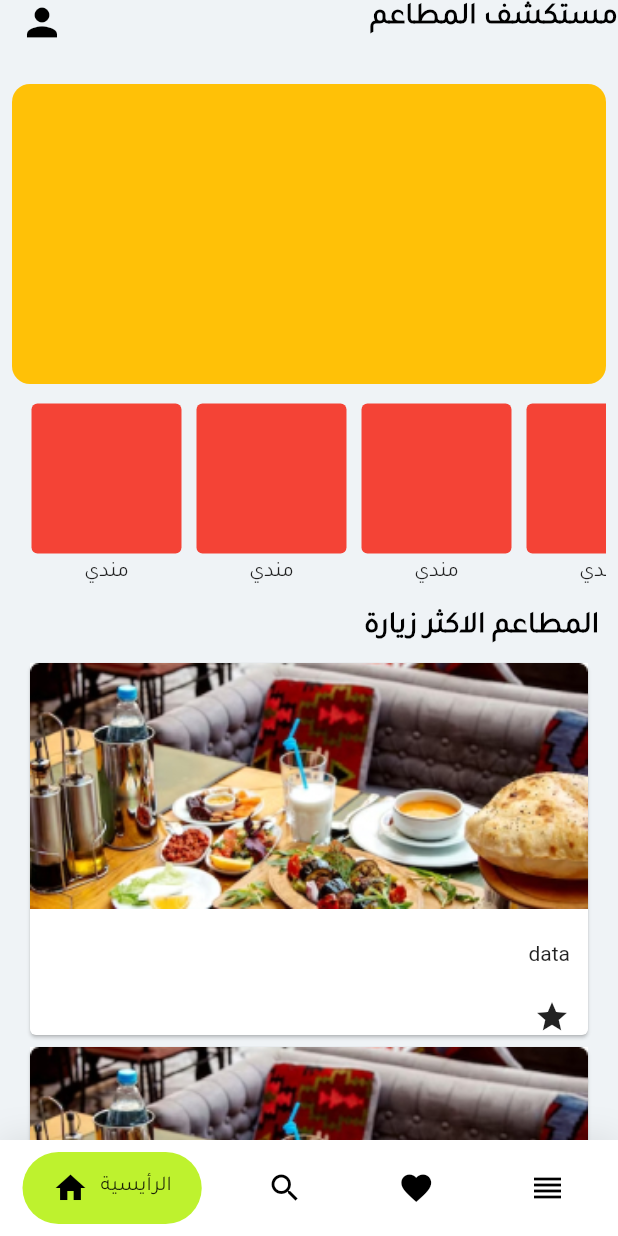
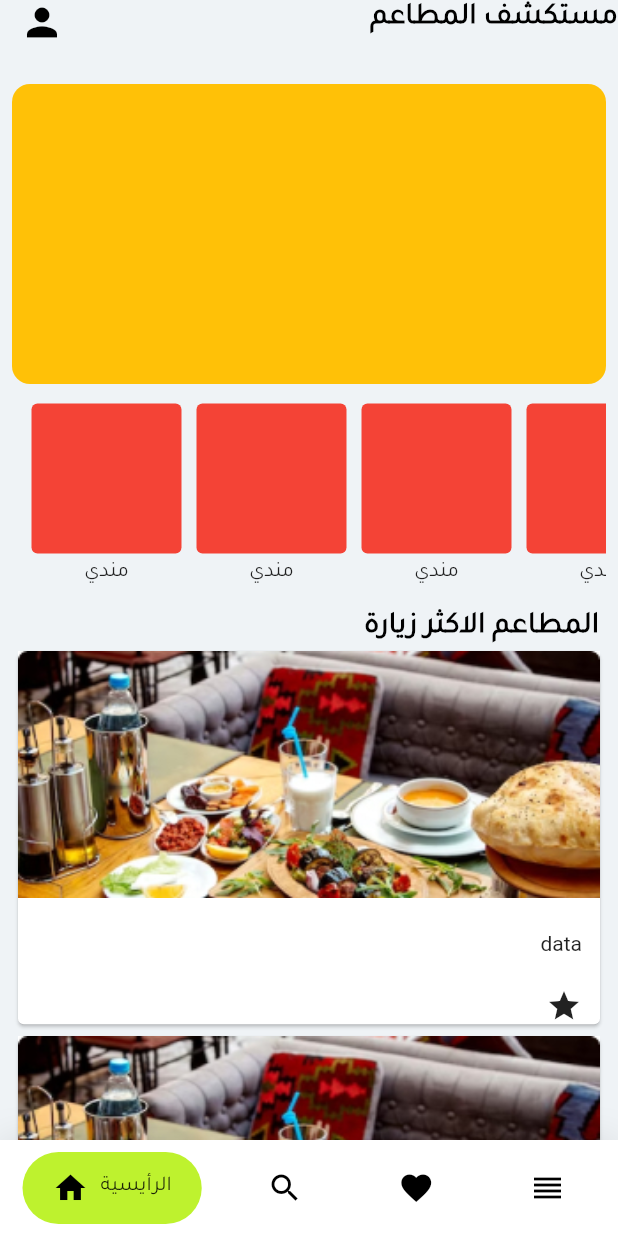
Before and after one commit to haneenAmer/rss_app, a Flutter app: the NavBar screen opened directly, on a phone screen of 412 x 824 dp. Run offline on Flutter 3.47's test engine with Material 2 defaults, Android fonts, the phone set to English and light mode, and no system bars; drawn by our look-alikes of google_nav_bar; our stand-ins replace animated_splash_screen.

Commit message:
scrolling probelm solving

```diff
--- a/lib/ui/screens/home_screen.dart
+++ b/lib/ui/screens/home_screen.dart
@@ -24,7 +24,7 @@ class _HomeScreenState extends State<HomeScreen> {
         ],
         leading: const Padding(
           padding: EdgeInsets.only(bottom: 60.0),
-          child: const Icon(
+          child: Icon(
             Icons.person,
             color: AppColors.blackMain,
             size: 30.0,
@@ -83,51 +83,56 @@ class _HomeScreenState extends State<HomeScreen> {
                         ],
                       );
                     })),
-            Padding(
-              padding: const EdgeInsets.only(left: 230.0),
-              child: const Text(
+            const Padding(
+              padding: EdgeInsets.only(left: 230.0),
+              child: Text(
                 'المطاعم الاكثر زيارة',
                 style: OptionStyle,
               ),
             ),
-            SizedBox(
-                height: MediaQuery.of(context).size.height,
-                width: double.infinity,
-                child: ListView.builder(
-                    //shrinkWrap: true,
-                    // physics:NeverScrollableScrollPhysics(),
-                    padding: const EdgeInsets.all(8),
-                    itemCount: 6,
-                    itemBuilder: (BuildContext context, int index) {
-                      return Card(
+            containerList(6),
+          ]),
+        ]),
+      ),
+    ));
+  }
+
+  Widget containerList(int number) {
+    List<Widget> containerList = [];
+    for (var i = 0; i < number; i++) {
+      containerList.add(GestureDetector(
+        onTap: () {
+          Navigator.push(context,
+              MaterialPageRoute(builder: ((context) => const ResDetails())));
+        },
+        child: Card(
           child: Column(
             crossAxisAlignment: CrossAxisAlignment.end,
             mainAxisSize: MainAxisSize.min,
             children: <Widget>[
-                            Container(
+              SizedBox(
+                height: MediaQuery.of(context).size.height * 0.2,
                 width: MediaQuery.of(context).size.width,
-                              child: Image(
+                child: const Image(
                   fit: BoxFit.fill,
                   image: AssetImage('assets/images/ress.jpg'),
                 ),
               ),
               VerticalSpace(22),
-                            Padding(
-                              padding: const EdgeInsets.only(right: 12.0),
+              const Padding(
+                padding: EdgeInsets.only(right: 12.0),
                 child: Text('data'),
               ),
               VerticalSpace(22),
-                            Padding(
-                              padding: const EdgeInsets.only(right: 12.0),
+              const Padding(
+                padding: EdgeInsets.only(right: 12.0),
                 child: Icon(Icons.star),
               ),
             ],
           ),
-                      );
-                    })),
-          ]),
-        ]),
         ),
       ));
     }
+    return Column(children: containerList);
   }
+}
```
Lines whose indentation alone changed are shown as unchanged.
